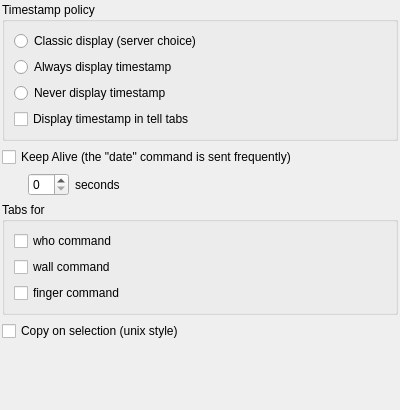
Qt form ceb/ui/misc_settings.ui (kervala/cebmtpchat) before a commit.
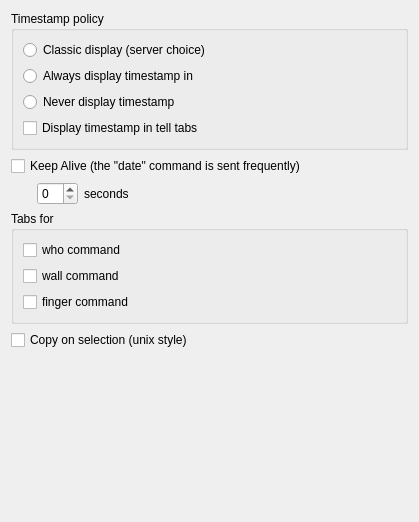
The same form after that commit.

Commit message: Issue 53 & 55 : local timestamp

What changed in the file:
```diff
--- a/ceb/ui/misc_settings.ui
+++ b/ceb/ui/misc_settings.ui
@@ -5,17 +5,14 @@
    <rect>
     <x>0</x>
     <y>0</y>
-    <width>400</width>
-    <height>410</height>
+    <width>419</width>
+    <height>522</height>
    </rect>
   </property>
   <property name="windowTitle" >
    <string>Form</string>
   </property>
   <layout class="QGridLayout" name="gridLayout_3" >
-   <property name="margin" >
-    <number>2</number>
-   </property>
    <item row="0" column="0" >
     <widget class="QGroupBox" name="groupBoxTimeStampPolicy" >
      <property name="title" >
@@ -32,18 +29,18 @@
       <item row="1" column="0" colspan="2" >
        <widget class="QRadioButton" name="radioButtonTimestampAlways" >
         <property name="text" >
-         <string>Always display timestamp</string>
+         <string>Always display timestamp in</string>
         </property>
        </widget>
       </item>
-      <item rowspan="2" row="2" column="0" colspan="2" >
+      <item row="2" column="0" colspan="2" >
        <widget class="QRadioButton" name="radioButtonTimestampNever" >
         <property name="text" >
          <string>Never display timestamp</string>
         </property>
        </widget>
       </item>
-      <item row="4" column="0" >
+      <item row="3" column="0" colspan="2" >
        <widget class="QCheckBox" name="checkBoxTimestampInTells" >
         <property name="text" >
          <string>Display timestamp in tell tabs</string>
@@ -148,7 +145,7 @@
      <property name="sizeHint" stdset="0" >
       <size>
        <width>20</width>
-       <height>34</height>
+       <height>110</height>
       </size>
      </property>
     </spacer>
```
The commit also changes 1 other file.
